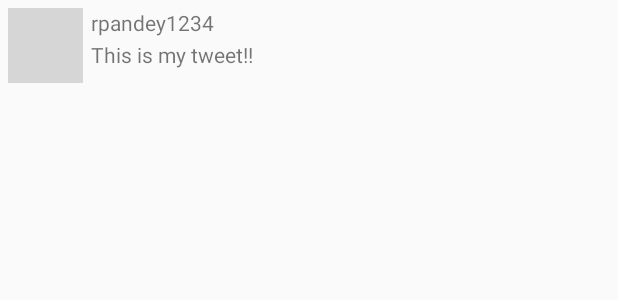
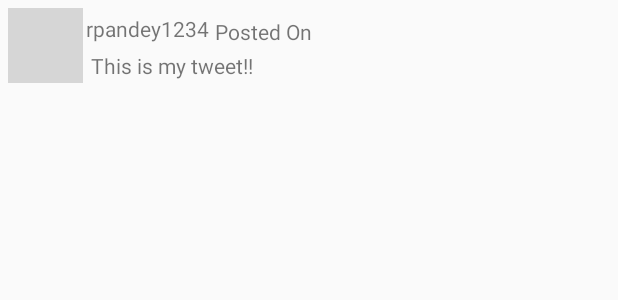
Before and after one commit to Cyoo9/SimpleTweet, an Android app: the layout item_tweet.xml on its own in the app's theme, with its tools: preview values and no code run, on a phone screen of 412 x 824 dp. Shown: the top 300 px of the screen. Run offline under Robolectric (Android 15) with nearby library versions, the phone set to English and light mode, and no system bars; grey boxes are pictures that could not be loaded.

Commit message:
addded formatter

```diff
--- a/app/src/main/java/com/codepath/apps/restclienttemplate/TweetsAdapter.java
+++ b/app/src/main/java/com/codepath/apps/restclienttemplate/TweetsAdapter.java
@@ -68,16 +68,19 @@ public class TweetsAdapter extends RecyclerView.Adapter<TweetsAdapter.ViewHolder
         ImageView ivProfileImage;
         TextView tvBody;
         TextView tvScreenName;
+        TextView tvTimestamp;
         public ViewHolder(@NonNull View itemView) {
             super(itemView);
             ivProfileImage = itemView.findViewById(R.id.ivProfileImage);
             tvBody = itemView.findViewById(R.id.tvBody);
             tvScreenName = itemView.findViewById(R.id.tvScreenName);
+            tvTimestamp = itemView.findViewById(R.id.tvTimestamp);
         }
 
         public void bind(Tweet tweet) {
             tvBody.setText(tweet.body);
             tvScreenName.setText(tweet.user.screenName);
+            tvTimestamp.setText(tweet.getFormattedTimestamp());
             Glide.with(context).load(tweet.user.profileImageUrl).into(ivProfileImage);
         }
     }
--- a/app/src/main/java/com/codepath/apps/restclienttemplate/models/Tweet.java
+++ b/app/src/main/java/com/codepath/apps/restclienttemplate/models/Tweet.java
@@ -1,4 +1,6 @@
 package com.codepath.apps.restclienttemplate.models;
+
+import com.codepath.apps.restclienttemplate.TimeFormatter;
 
 import org.json.JSONArray;
 import org.json.JSONException;
@@ -29,4 +31,8 @@ public class Tweet {
         }
         return tweets;
     }
+
+    public String getFormattedTimestamp() {
+        return TimeFormatter.getTimeDifference("created_at");
+    }
 }
--- a/app/src/main/res/layout/item_tweet.xml
+++ b/app/src/main/res/layout/item_tweet.xml
@@ -17,8 +17,8 @@
         android:layout_width="wrap_content"
         android:layout_height="wrap_content"
         android:layout_alignParentTop="true"
-        android:layout_marginStart="5dp"
-        android:layout_marginTop="0dp"
+        android:layout_marginStart="2dp"
+        android:layout_marginTop="4dp"
         android:layout_toEndOf="@+id/ivProfileImage"
         tools:text="rpandey1234" />
 
@@ -28,7 +28,19 @@
         android:layout_height="wrap_content"
         android:layout_below="@+id/tvScreenName"
         android:layout_marginStart="5dp"
-        android:layout_marginTop="2dp"
+        android:layout_marginTop="5dp"
         android:layout_toEndOf="@+id/ivProfileImage"
         tools:text="This is my tweet!!" />
+
+    <TextView
+        android:id="@+id/tvTimestamp"
+        android:layout_width="wrap_content"
+        android:layout_height="wrap_content"
+        android:layout_alignParentTop="true"
+        android:layout_marginLeft="4dp"
+        android:layout_marginTop="6dp"
+        android:layout_marginBottom="3dp"
+        android:layout_toRightOf="@+id/tvScreenName"
+        tools:text="Posted On" />
+
 </RelativeLayout>
```
Also changed, not shown: app/src/main/java/com/codepath/apps/restclienttemplate/TimeFormatter.java (added, +77 -0 lines).
